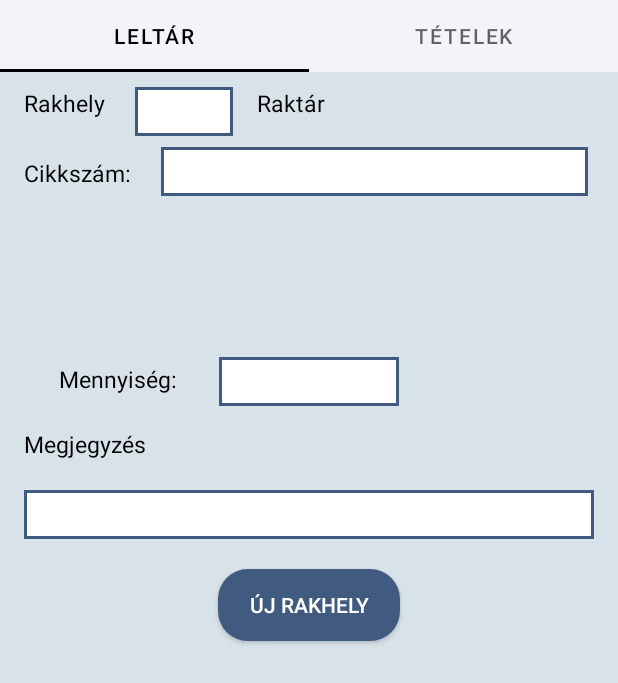
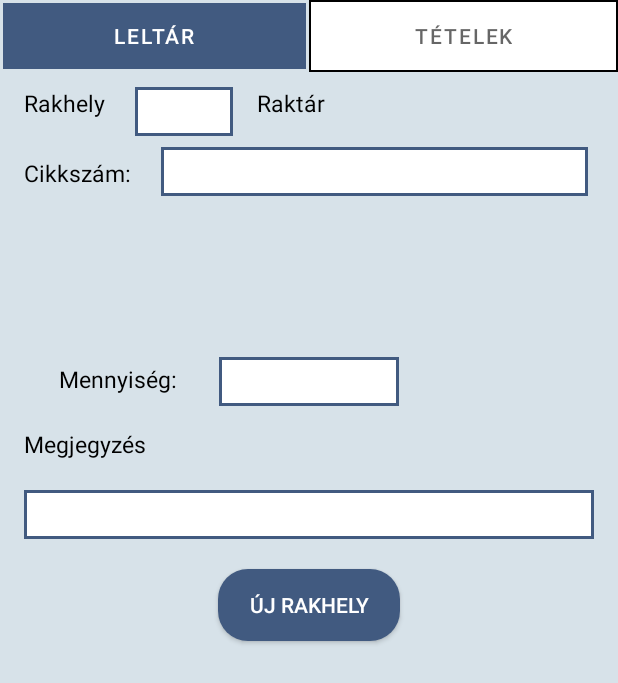
Before and after one commit to 1BlInD3/MobilLeltarKotlin, an Android app: the fragment TabbedFragment placed in its activity, on a phone screen of 412 x 824 dp. Shown: the top 683 px of the screen. Run offline under Robolectric (Android 15) with nearby library versions, the phone set to English and light mode, and no system bars; our stand-ins replace Dagger/Hilt's generated code, data binding; libraries missing offline, so code that uses them is left out: com.honeywell.aidc; 1 statement that could not run was skipped.

Commit message:
tab change

```diff
--- a/app/src/main/java/com/fusetech/mobilleltarkotlin/fragments/TabbedFragment.kt
+++ b/app/src/main/java/com/fusetech/mobilleltarkotlin/fragments/TabbedFragment.kt
@@ -33,6 +33,7 @@ class TabbedFragment : Fragment() {
         val viewPagerAdapter = ViewPagerAdapter(requireActivity())
         binding.mViewPager.adapter = viewPagerAdapter
         binding.tabbedLayout.tabGravity = TabLayout.GRAVITY_FILL
+        binding.tabbedLayout.descendantFocusability = ViewGroup.FOCUS_AFTER_DESCENDANTS
         val list : ArrayList<String> = ArrayList()
         list.add("Leltár")
         list.add("Tételek")
--- /dev/null
+++ b/app/src/main/res/drawable/background_selector_tab.xml
@@ -0,0 +1,5 @@
+<?xml version="1.0" encoding="utf-8"?>
+<selector xmlns:android="http://schemas.android.com/apk/res/android">
+    <item android:drawable="@drawable/blue_tab_selected" android:state_selected="true"/>
+    <item android:drawable="@drawable/text_view_white"/>
+</selector>
--- /dev/null
+++ b/app/src/main/res/drawable/blue_tab_selected.xml
@@ -0,0 +1,8 @@
+<?xml version="1.0" encoding="utf-8"?>
+<shape xmlns:android="http://schemas.android.com/apk/res/android">
+ <solid
+     android:color="@color/pocakszin4"/>
+    <stroke
+        android:color="@color/pocakszin2"
+        android:width="2dp"/>
+</shape>
--- a/app/src/main/res/layout/fragment_tabbed.xml
+++ b/app/src/main/res/layout/fragment_tabbed.xml
@@ -24,18 +24,24 @@
             app:layout_constraintEnd_toEndOf="parent"
             app:layout_constraintStart_toStartOf="parent"
             app:layout_constraintTop_toTopOf="parent"
-            android:background="@color/pocakszin3"
             android:focusable="false"
-            android:focusableInTouchMode="false">
+            android:focusableInTouchMode="false"
+            app:tabIndicator="@null"
+            app:tabBackground="@drawable/background_selector_tab"
+            app:tabSelectedTextColor="@color/white">
 
             <com.google.android.material.tabs.TabItem
                 android:layout_width="wrap_content"
                 android:layout_height="wrap_content"
+                android:focusable="false"
+                android:focusableInTouchMode="false"
                 android:text="Leltár" />
 
             <com.google.android.material.tabs.TabItem
                 android:layout_width="wrap_content"
                 android:layout_height="wrap_content"
+                android:focusable="false"
+                android:focusableInTouchMode="false"
                 android:text="Tételek" />
 
         </com.google.android.material.tabs.TabLayout>
```
Also changed, not shown: app/src/main/java/com/fusetech/mobilleltarkotlin/activity/MainActivity.kt (+7 -1 lines).
